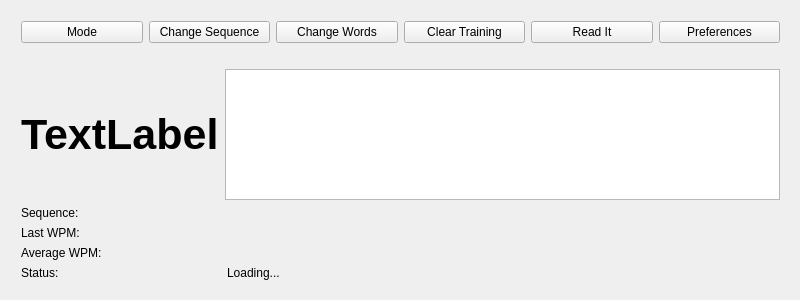
The window that MainWindow.ui (hardaker/CuteCW) describes before a commit, drawn with Qt 5.
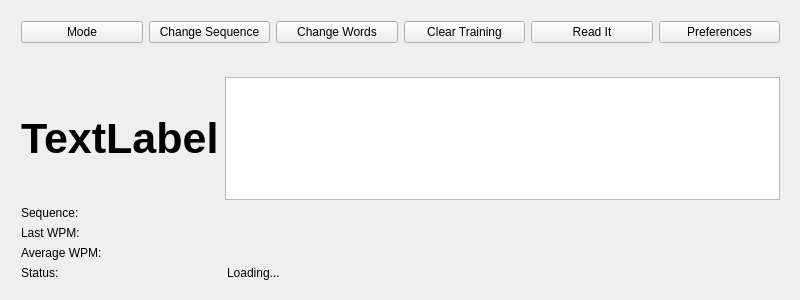
The same window after the commit.

Commit message: increase description font size.

```diff
--- a/MainWindow.ui
+++ b/MainWindow.ui
@@ -80,7 +80,7 @@
       <widget class="QLabel" name="helpBar">
        <property name="font">
         <font>
-         <pointsize>9</pointsize>
+         <pointsize>14</pointsize>
          <italic>false</italic>
         </font>
        </property>
```
